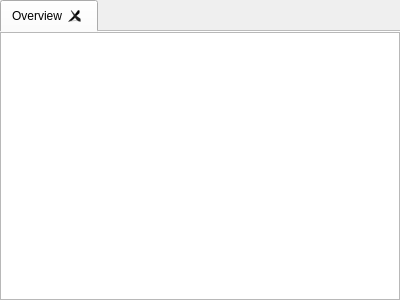
Above: cwe_guiWidgets/cwe_help.ui from NHERI-SimCenter/CWE-Simulation-Tool before the change. Below: the same form after it.
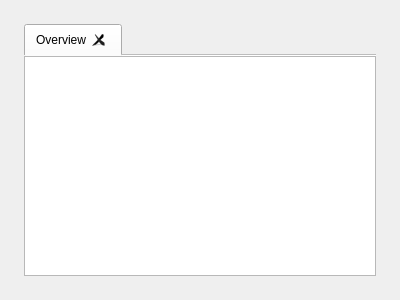
That is the form after the change.

Commit message: help content conforms to size of other tab content

What changed in the file:
```diff
--- a/cwe_guiWidgets/cwe_help.ui
+++ b/cwe_guiWidgets/cwe_help.ui
@@ -56,16 +56,16 @@
   </property>
   <layout class="QGridLayout" name="gridLayout">
    <property name="leftMargin">
-    <number>0</number>
+    <number>24</number>
    </property>
    <property name="topMargin">
-    <number>0</number>
+    <number>24</number>
    </property>
    <property name="rightMargin">
-    <number>0</number>
+    <number>24</number>
    </property>
    <property name="bottomMargin">
-    <number>0</number>
+    <number>24</number>
    </property>
    <item row="0" column="0">
     <widget class="QTabWidget" name="helpTabs">
```
